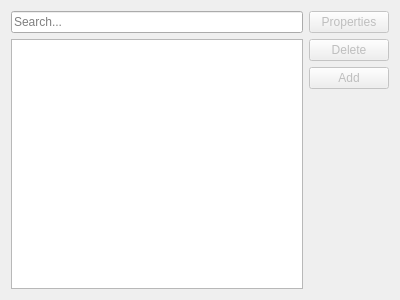
Old version of the form src/modules/windows/cookies/CookiesContentsWidget.ui in the repository OtterBrowser/otter-browser.
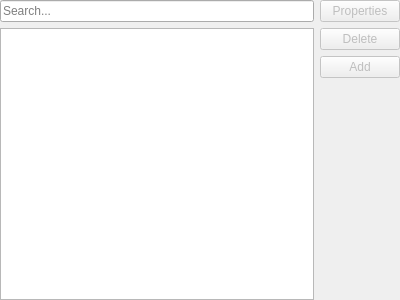
New version of the form.

The edit to the form file:
```diff
--- a/src/modules/windows/cookies/CookiesContentsWidget.ui
+++ b/src/modules/windows/cookies/CookiesContentsWidget.ui
@@ -14,6 +14,18 @@
    <string>Form</string>
   </property>
   <layout class="QHBoxLayout" name="horizontalLayout_2">
+   <property name="leftMargin">
+    <number>0</number>
+   </property>
+   <property name="topMargin">
+    <number>0</number>
+   </property>
+   <property name="rightMargin">
+    <number>0</number>
+   </property>
+   <property name="bottomMargin">
+    <number>0</number>
+   </property>
    <item>
     <layout class="QVBoxLayout" name="viewlLayout">
      <item>
@@ -72,6 +84,12 @@
        <property name="orientation">
         <enum>Qt::Vertical</enum>
        </property>
+       <property name="sizeHint" stdset="0">
+        <size>
+         <width>0</width>
+         <height>0</height>
+        </size>
+       </property>
       </spacer>
      </item>
     </layout>
```
